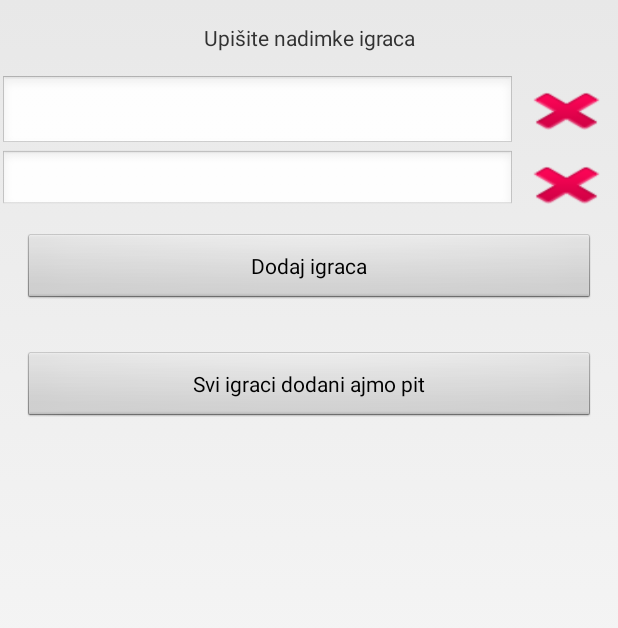
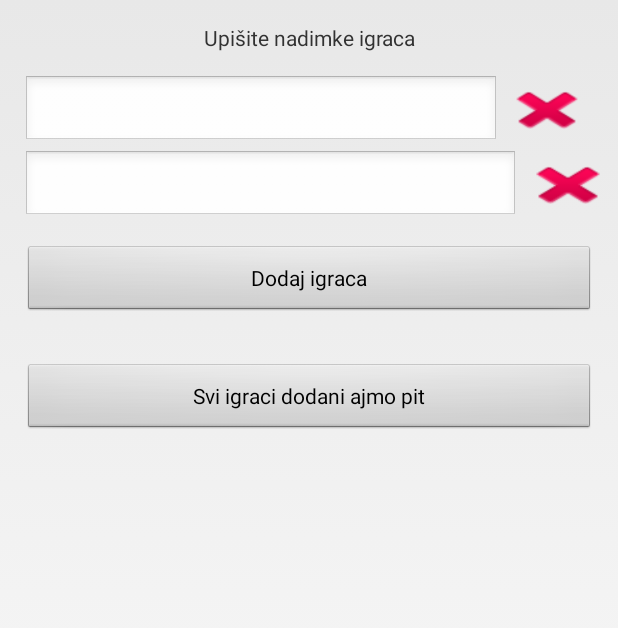
Before and after one commit to markosopcic/PPIJUltraTeam, an Android app: the AddingPlayerActivity screen opened directly, with no data from a screen before it, after a tap on "Dodaj igraca", on a phone screen of 412 x 824 dp. Shown: the top 628 px of the screen. Run offline under Robolectric (Android 15) with nearby library versions, the phone set to English and light mode, and no system bars.

Commit message:
malo promjena

```diff
--- a/app/src/main/java/hr/fer/drinkinggame/AddingPlayerActivity.java
+++ b/app/src/main/java/hr/fer/drinkinggame/AddingPlayerActivity.java
@@ -68,11 +68,12 @@ public class AddingPlayerActivity extends Activity {
             nadimci.add(tekstNadimak);
         }
 
-        finish();
+
         if(nadimci==null || nadimci.isEmpty() || nadimci.size() < 2){
             Toast.makeText(this, "Molimo Vas unesite barem dva igrača", Toast.LENGTH_SHORT).show();
-            startActivity( new Intent(new Intent(getApplicationContext(), AddingPlayerActivity.class)));
+            return;
         }else {
+            finish();
             Intent startGameActivityIntent = new Intent(new Intent(getApplicationContext(), GameActivity.class));
             startGameActivityIntent.putExtra("nadimci", nadimci);
             startActivity(startGameActivityIntent);
--- a/app/src/main/java/hr/fer/drinkinggame/pantomime/TextField.java
+++ b/app/src/main/java/hr/fer/drinkinggame/pantomime/TextField.java
@@ -30,6 +30,10 @@ public class TextField implements GameObject {
         this.text = text;
         this.paint = paint;
         this.point = point;
+    }
+
+    public String getText() {
+        return text;
     }
 
     public float getTextWidth(String text){
--- a/app/src/main/res/layout/activity_adding_player.xml
+++ b/app/src/main/res/layout/activity_adding_player.xml
@@ -24,8 +24,9 @@
         <EditText
             android:id="@+id/number_edit_text"
             android:layout_width="0dp"
-            android:layout_height="match_parent"
+            android:layout_height="wrap_content"
             android:layout_weight="5"
+            android:layout_marginLeft="15dp"
             android:inputType="text"
             />
 
@@ -34,6 +35,7 @@
             android:layout_width="0dp"
             android:layout_height="40dp"
             android:layout_weight="1"
+            android:layout_marginRight="15dp"
             android:background="@android:drawable/ic_delete"
             android:onClick="onDelete"/>
     </LinearLayout>
--- a/app/src/main/res/layout/field.xml
+++ b/app/src/main/res/layout/field.xml
@@ -6,7 +6,8 @@
     <EditText
         android:id="@+id/number_edit_text"
         android:layout_width="0dp"
-        android:layout_height="match_parent"
+        android:layout_height="wrap_content"
+        android:layout_marginLeft="15dp"
         android:layout_weight="5"
         android:inputType="text"/>
     <Button
```
Also changed, not shown: app/src/main/java/hr/fer/drinkinggame/GameActivity.java (+7 -0 lines), app/src/main/java/hr/fer/drinkinggame/bombGame/BombGame.java (+46 -9 lines).
